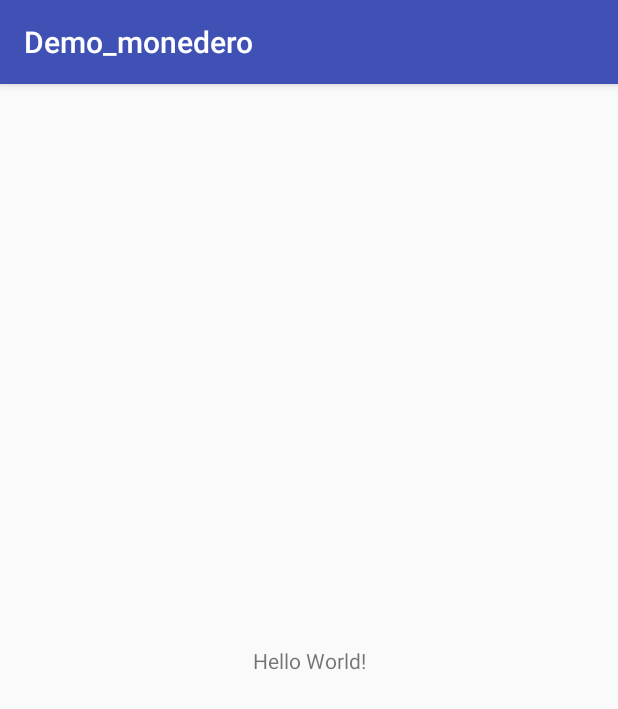
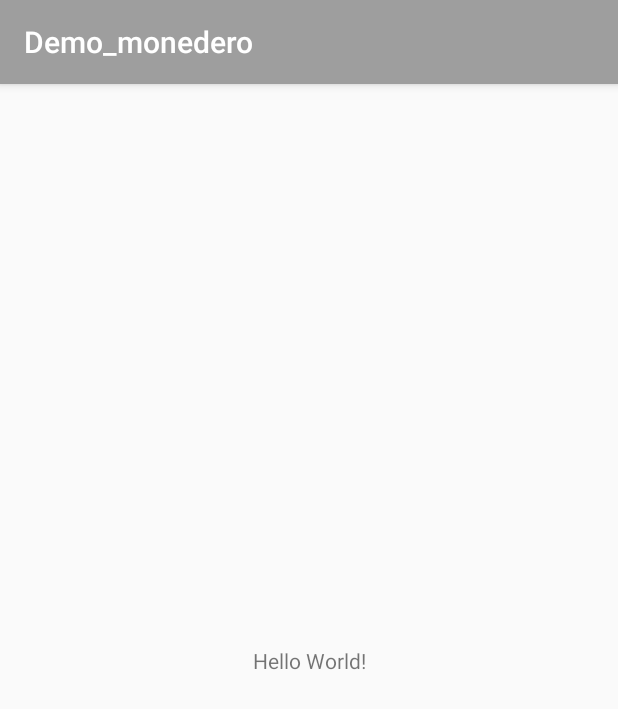
Before and after one commit to montes8/DemoMonederoKotlin, an Android app: the screen it shows after launch (MainActivity), on a phone screen of 412 x 824 dp. Shown: the top 709 px of the screen. Run offline under Robolectric (Android 15) with nearby library versions, the phone set to English and light mode, and no system bars.

Commit message:
agregando colores

```diff
--- a/app/src/main/res/values/colors.xml
+++ b/app/src/main/res/values/colors.xml
@@ -1,6 +1,12 @@
 <?xml version="1.0" encoding="utf-8"?>
 <resources>
-    <color name="colorPrimary">#3F51B5</color>
-    <color name="colorPrimaryDark">#303F9F</color>
-    <color name="colorAccent">#FF4081</color>
+    <color name="colorPrimary">#9E9E9E</color>
+    <color name="colorPrimaryDark">#616161</color>
+    <color name="colorAccent">#9E9E9E</color>
+
+
+
+    <color name="subtitulo">#757575</color>
+    <color name="titulo">#616161</color>
+    <color name="principal_fondo">#EEEEEE</color>
 </resources>
```
